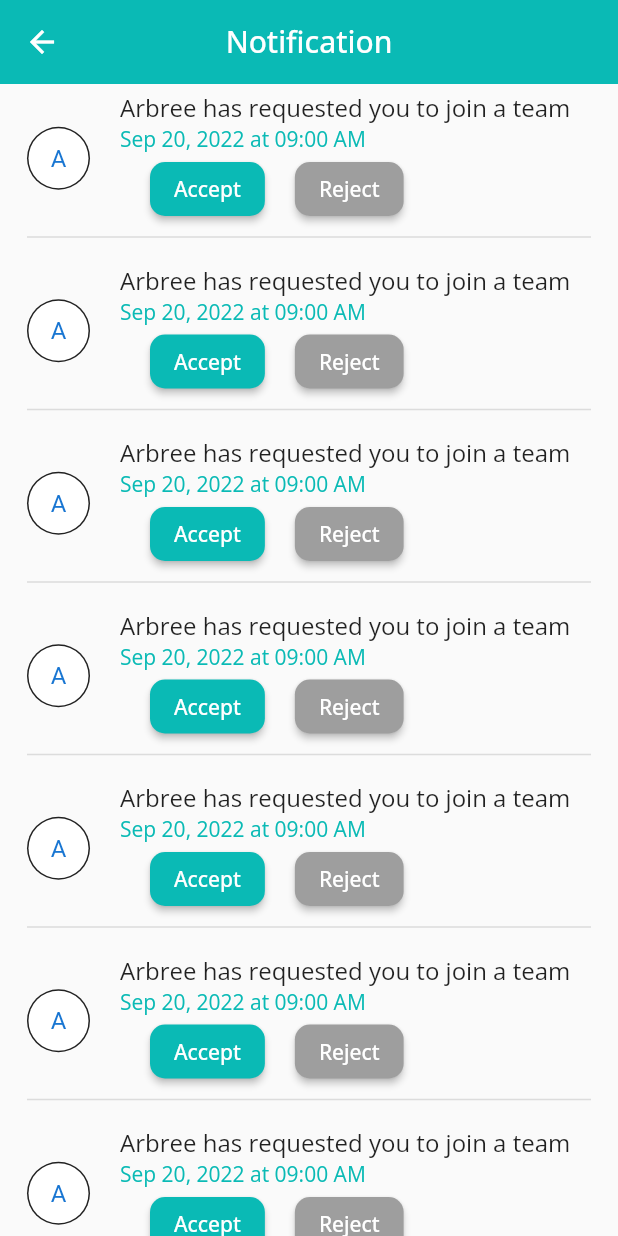
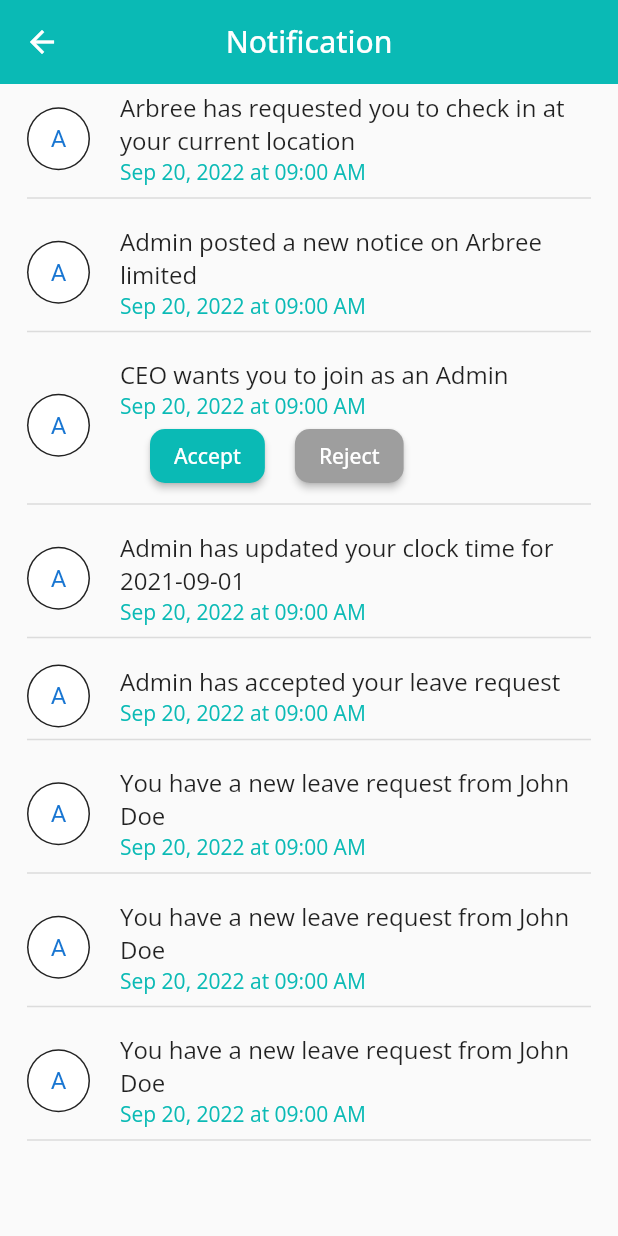
Before and after one commit to najmulmyself/arbree_attendance, a Flutter app: the NotificationPage screen opened directly, on a phone screen of 412 x 824 dp. Run offline on Flutter 3.47's test engine with Material 2 defaults, Android fonts, the phone set to English and light mode, and no system bars; our stand-ins replace flutter_svg, font_awesome_flutter, google_fonts, shared_preferences; accounts and stored records are empty.

```diff
--- a/lib/screens/notification_page.dart
+++ b/lib/screens/notification_page.dart
@@ -1,4 +1,4 @@
-// ignore_for_file: prefer_const_constructors, prefer_const_literals_to_create_immutables
+// ignore_for_file: prefer_const_constructors, prefer_const_literals_to_create_immutables, dead_code
 
 import 'package:arbree_attendance/component/button.dart';
 import 'package:flutter/material.dart';
@@ -8,6 +8,65 @@ class NotificationPage extends StatelessWidget {
 
   @override
   Widget build(BuildContext context) {
+    List data = [
+      {
+        'title':
+            'Arbree has requested you to check in at your current location',
+        'date': '2021-09-01',
+        'time': '10:00 AM',
+        'status': 'Pending',
+        'action': false,
+      },
+      {
+        'title': 'Admin posted a new notice on Arbree limited',
+        'date': '2021-09-01',
+        'time': '10:00 AM',
+        'status': 'Pending',
+        'action': false,
+      },
+      {
+        'title': 'CEO wants you to join as an Admin',
+        'date': '2021-09-01',
+        'time': '10:00 AM',
+        'status': 'Pending',
+        'action': true,
+      },
+      {
+        'title': 'Admin has updated your clock time for 2021-09-01',
+        'date': '2021-09-01',
+        'time': '10:00 AM',
+        'action': false,
+      },
+      {
+        'title': 'Admin has accepted your leave request',
+        'date': '2021-09-01',
+        'time': '10:00 AM',
+        'status': 'Pending',
+        'action': false,
+      },
+      {
+        'title': 'You have a new leave request from John Doe',
+        'date': '2021-09-01',
+        'time': '10:00 AM',
+        'status': 'Pending',
+        'action': false,
+      },
+      {
+        'title': 'You have a new leave request from John Doe',
+        'date': '2021-09-01',
+        'time': '10:00 AM',
+        'status': 'Pending',
+        'action': false,
+      },
+      {
+        'title': 'You have a new leave request from John Doe',
+        'date': '2021-09-01',
+        'time': '10:00 AM',
+        'status': 'Pending',
+        'action': false,
+      },
+    ];
+
     return Scaffold(
       appBar: AppBar(
         centerTitle: true,
@@ -29,7 +88,7 @@ class NotificationPage extends StatelessWidget {
             //         'Arbree has requested you to join a team',
             //         style: TextStyle(fontSize: 18),
             //       ),
-            //       subtitle: Text(
+            //       title: Text(
             //         'Sep 20, 2022 at 09:00 AM',
             //         style: TextStyle(
             //           color: Color(0xff0ABAB5),
@@ -100,7 +159,7 @@ class NotificationPage extends StatelessWidget {
                           crossAxisAlignment: CrossAxisAlignment.start,
                           children: [
                             Text(
-                              'Arbree has requested you to join a team ',
+                              data[index]['title'],
                               softWrap: true,
                               overflow: TextOverflow.ellipsis,
                               maxLines: 3,
@@ -114,30 +173,36 @@ class NotificationPage extends StatelessWidget {
                                 color: Color(0xff0ABAB5),
                               ),
                             ),
-                            Row(
+                            data[index]['action'] == false
+                                ? Container()
+                                : Row(
                                     children: [
                                       Container(
-                                  margin: EdgeInsets.only(left: 20, right: 10),
+                                        margin: EdgeInsets.only(
+                                            left: 20, right: 10),
                                         child: ElevatedButton(
                                           onPressed: () {},
                                           child: Text('Accept'),
                                           style: ElevatedButton.styleFrom(
                                             primary: Color(0xff0ABAB5),
                                             shape: RoundedRectangleBorder(
-                                        borderRadius: BorderRadius.circular(10),
+                                              borderRadius:
+                                                  BorderRadius.circular(10),
                                             ),
                                           ),
                                         ),
                                       ),
                                       Container(
-                                  margin: EdgeInsets.only(left: 10, right: 20),
+                                        margin: EdgeInsets.only(
+                                            left: 10, right: 20),
                                         child: ElevatedButton(
                                           onPressed: () {},
                                           child: Text('Reject'),
                                           style: ElevatedButton.styleFrom(
                                             primary: Colors.grey,
                                             shape: RoundedRectangleBorder(
-                                        borderRadius: BorderRadius.circular(10),
+                                              borderRadius:
+                                                  BorderRadius.circular(10),
                                             ),
                                           ),
                                         ),
@@ -156,7 +221,7 @@ class NotificationPage extends StatelessWidget {
               ),
             );
           },
-          itemCount: 10),
+          itemCount: data.length),
     );
   }
 }
```
Lines whose indentation alone changed are shown as unchanged.
